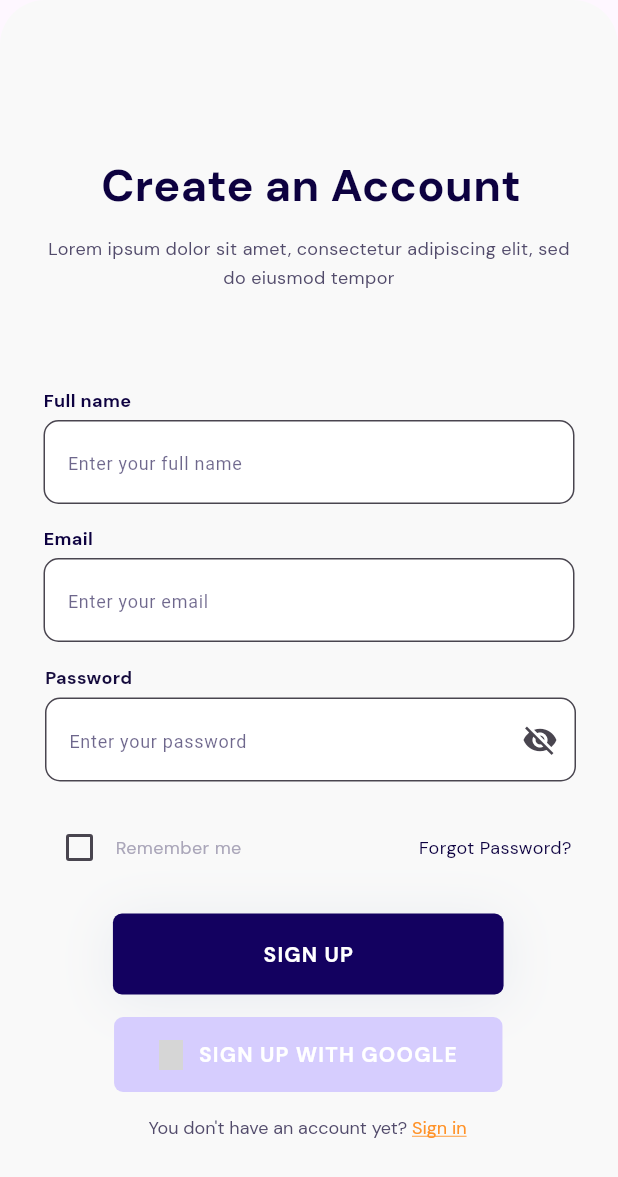
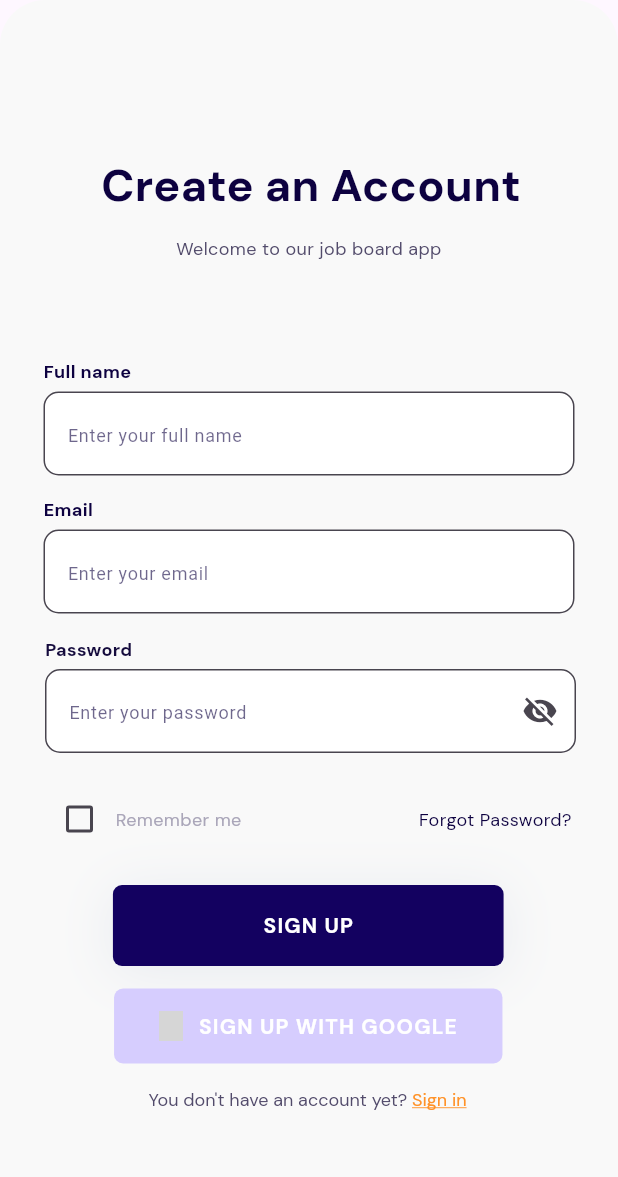
Before and after one commit to Hermankate/group7zrepo, a Flutter app: the OnBoardingScreen screen opened directly, after a tap on "Join now", on a phone screen of 412 x 824 dp. Shown: the top 1177 px of the screen. Run offline on Flutter 3.47's test engine with Material 3 defaults, Android fonts, the phone set to English and light mode, and no system bars; our stand-ins replace cloud_firestore, firebase_auth, firebase_core, firebase_messaging, flutter_svg, font_awesome_flutter and 3 more; missing offline and left inert: .dart, googleapis; accounts and stored records are empty; project files that could hold a hidden picture were left out; key blocks and very long unbroken strings in the code were emptied for the run; grey boxes are pictures that could not be loaded.

Commit message:
working on ui

```diff
--- a/lib/main.dart
+++ b/lib/main.dart
@@ -83,8 +83,7 @@ Future<void> main() async {
   WidgetsFlutterBinding.ensureInitialized();
   await Firebase.initializeApp(options: DefaultFirebaseOptions.currentPlatform);
 
-
- try {
+  try {
     final pubsubApi = await initializePubSub();
     final serviceAccountJson = File('assets/service-account-file.json');
     final credentialsJson = await serviceAccountJson.readAsString();
@@ -93,7 +92,8 @@ Future<void> main() async {
     const topicName = 'job-notifications';
     const subscriptionName = 'job-category-subscription';
     await createTopicIfNotExists(pubsubApi, projectID, topicName);
-    await createSubscriptionIfNotExists(pubsubApi, projectID, subscriptionName, topicName);
+    await createSubscriptionIfNotExists(
+        pubsubApi, projectID, subscriptionName, topicName);
 
     final pushNotificationService = PushNotificationService();
     await pushNotificationService.initialize();
--- a/lib/pages/auth/sign_up_page.dart
+++ b/lib/pages/auth/sign_up_page.dart
@@ -635,7 +635,7 @@ class _SignUpState extends State<SignUp> {
               Container(
                 margin: EdgeInsets.fromLTRB(0, 0, 1, 64),
                 child: Text(
-                  'Lorem ipsum dolor sit amet, consectetur adipiscing elit, sed do eiusmod tempor',
+                  'Welcome to our job board app',
                   textAlign: TextAlign.center,
                   style: GoogleFonts.getFont(
                     'DM Sans',
--- a/lib/pages/onboarding/on_boarding_screen.dart
+++ b/lib/pages/onboarding/on_boarding_screen.dart
@@ -24,7 +24,8 @@ class _OnBoardingScreenState extends State<OnBoardingScreen> {
         body: PageView.builder(
           itemCount: onBoardingData.length,
           itemBuilder: (context, index) {
-            return Column(
+            return SingleChildScrollView(
+              child: Column(
                 crossAxisAlignment: CrossAxisAlignment.start,
                 children: [
                   // SvgPicture.asset(
@@ -139,6 +140,7 @@ class _OnBoardingScreenState extends State<OnBoardingScreen> {
                     ),
                   ),
                 ],
+              ),
             );
           },
         ),
```
Lines whose indentation alone changed are shown as unchanged.
